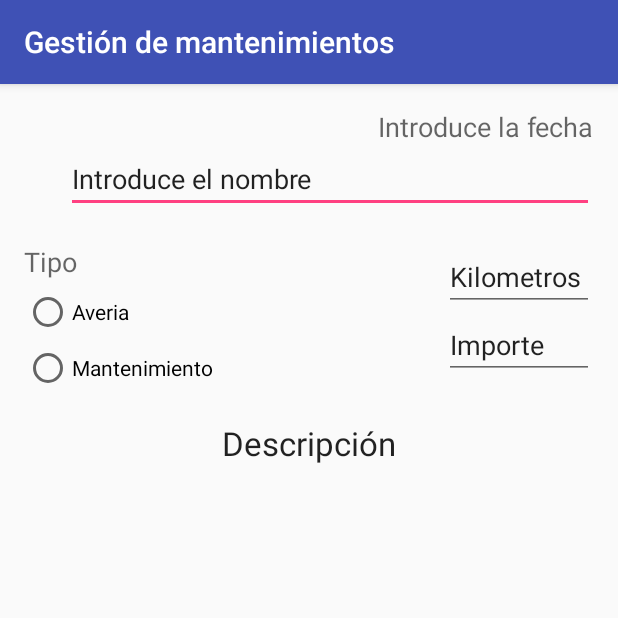
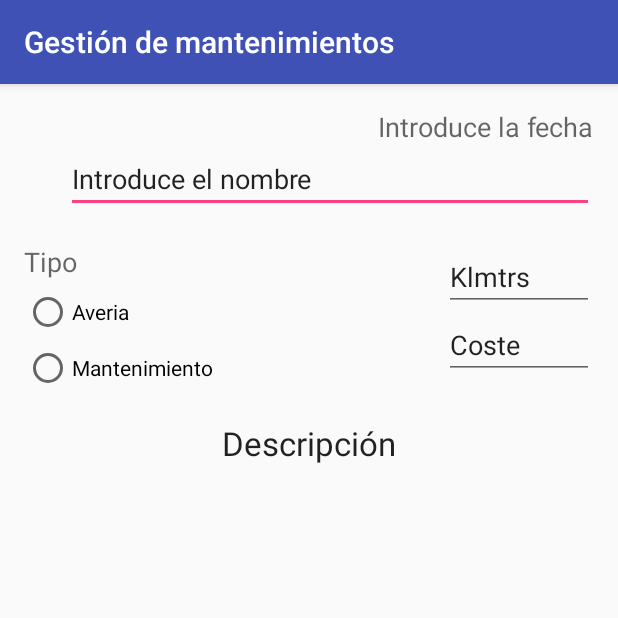
Before and after one commit to jorgeHLandroid/Proyecto_final_DAM, an Android app: the Formulario screen opened directly, with no data from a screen before it, on a phone screen of 412 x 824 dp, the top half of it. Run offline under Robolectric (Android 15) with nearby library versions, the phone set to English and light mode, and no system bars; 1 statement that could not run was skipped.

Commit message:
Se activan los radibutton segun sea Averia o Mantenimiento cuando carga la informacion de una intervencion a editar. Creo metodo validarTexto en Formulario.java para detectar si el usuario ha escrito en el EditText.

```diff
--- a/app/src/main/java/com/example/pc_jorge/app_mant/MainActivity.java
+++ b/app/src/main/java/com/example/pc_jorge/app_mant/MainActivity.java
@@ -14,8 +14,7 @@ import android.widget.Toast;
 
 /**
  * Abre listas y formulario y almacena informacion en la base de datos. Queda que aparezca activo
- * el radio button cuando se edita, que no se queden campos en blanco
- *
+ * el radio button cuando se edita, que no se queden campos en blanco*
  *
  */
 
--- a/app/src/main/res/layout/formulario.xml
+++ b/app/src/main/res/layout/formulario.xml
@@ -57,10 +57,11 @@
         android:inputType="numberDecimal"
         android:ems="10"
         android:id="@+id/editText_Kilometros"
-        android:text="Kilometros"
+        android:text="Klmtrs"
         android:layout_alignTop="@+id/textView_Tipo_Formulario"
         android:layout_alignRight="@+id/editText_NombreFormulario"
-        android:layout_alignEnd="@+id/editText_NombreFormulario" />
+        android:layout_alignEnd="@+id/editText_NombreFormulario"
+        android:maxLength="6" />
 
     <RadioGroup
         android:layout_width="wrap_content"
@@ -99,10 +100,11 @@
         android:inputType="numberDecimal"
         android:ems="10"
         android:id="@+id/editText_Importe"
-        android:text="Importe"
+        android:text="Coste"
         android:layout_below="@+id/editText_Kilometros"
         android:layout_alignLeft="@+id/editText_Kilometros"
-        android:layout_alignStart="@+id/editText_Kilometros" />
+        android:layout_alignStart="@+id/editText_Kilometros"
+        android:maxLength="5" />
 
     <TextView
         android:layout_width="wrap_content"
@@ -118,7 +120,7 @@
 
     <EditText
         android:layout_width="match_parent"
-        android:layout_height="wrap_content"
+        android:layout_height="match_parent"
         android:id="@+id/editTextDescripcionFormulario"
         android:layout_weight="0.56"
         android:layout_row="5"
--- a/gradle.properties
+++ b/gradle.properties
@@ -10,7 +10,7 @@
 # Specifies the JVM arguments used for the daemon process.
 # The setting is particularly useful for tweaking memory settings.
 # Default value: -Xmx10248m -XX:MaxPermSize=256m
-# org.gradle.jvmargs=-Xmx2048m -XX:MaxPermSize=512m -XX:+HeapDumpOnOutOfMemoryError -Dfile.encoding=UTF-8
+org.gradle.jvmargs=-Xmx2048m -XX:MaxPermSize=512m -XX:+HeapDumpOnOutOfMemoryError -Dfile.encoding=UTF-8
 
 # When configured, Gradle will run in incubating parallel mode.
 # This option should only be used with decoupled projects. More details, visit
```
Also changed, not shown: app/src/main/java/com/example/pc_jorge/app_mant/Formulario.java (+43 -8 lines), app/src/main/java/com/example/pc_jorge/app_mant/MostrarIntervenciones.java (+5 -2 lines).
